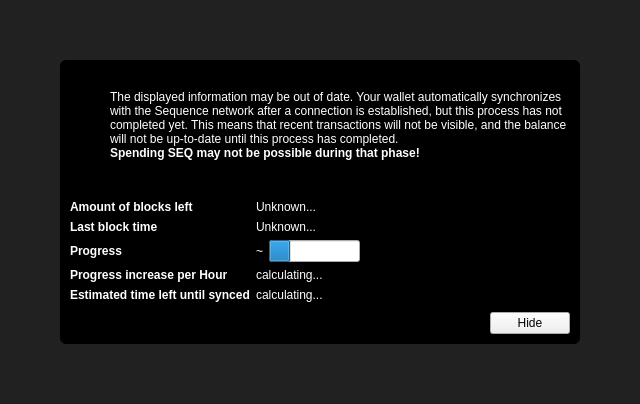
Old version of the form src/qt/forms/modaloverlay.ui in the repository duality-solutions/Sequence.
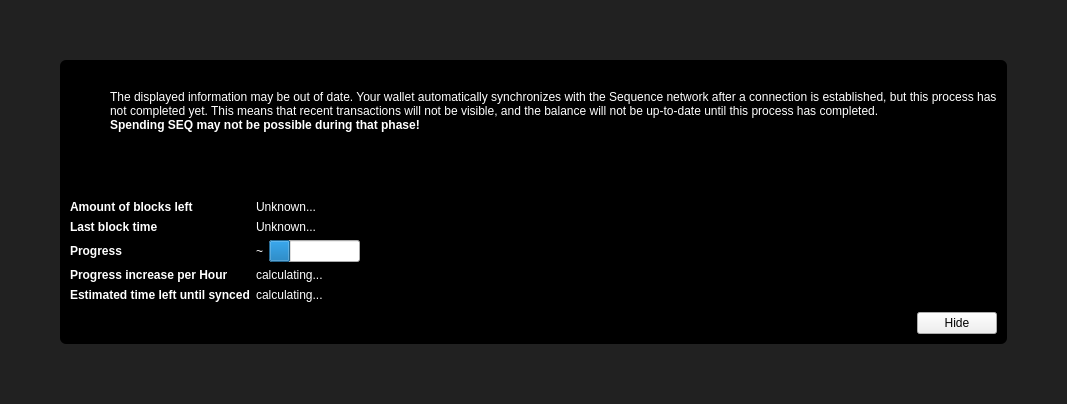
New version of the form. Icons and pictures are not drawn. Custom widgets are drawn as their Qt base class.

```diff
--- a/src/qt/forms/modaloverlay.ui
+++ b/src/qt/forms/modaloverlay.ui
@@ -6,7 +6,7 @@
    <rect>
     <x>0</x>
     <y>0</y>
-    <width>640</width>
+    <width>1067</width>
     <height>404</height>
    </rect>
   </property>
```
